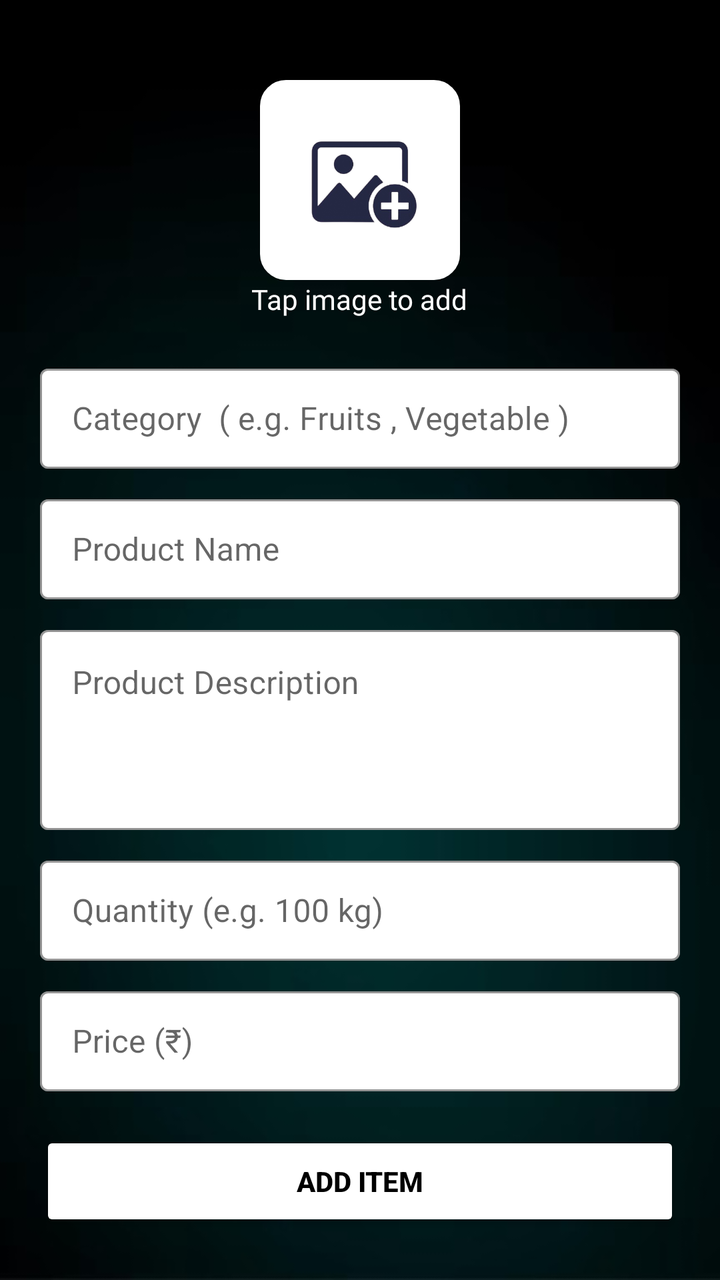
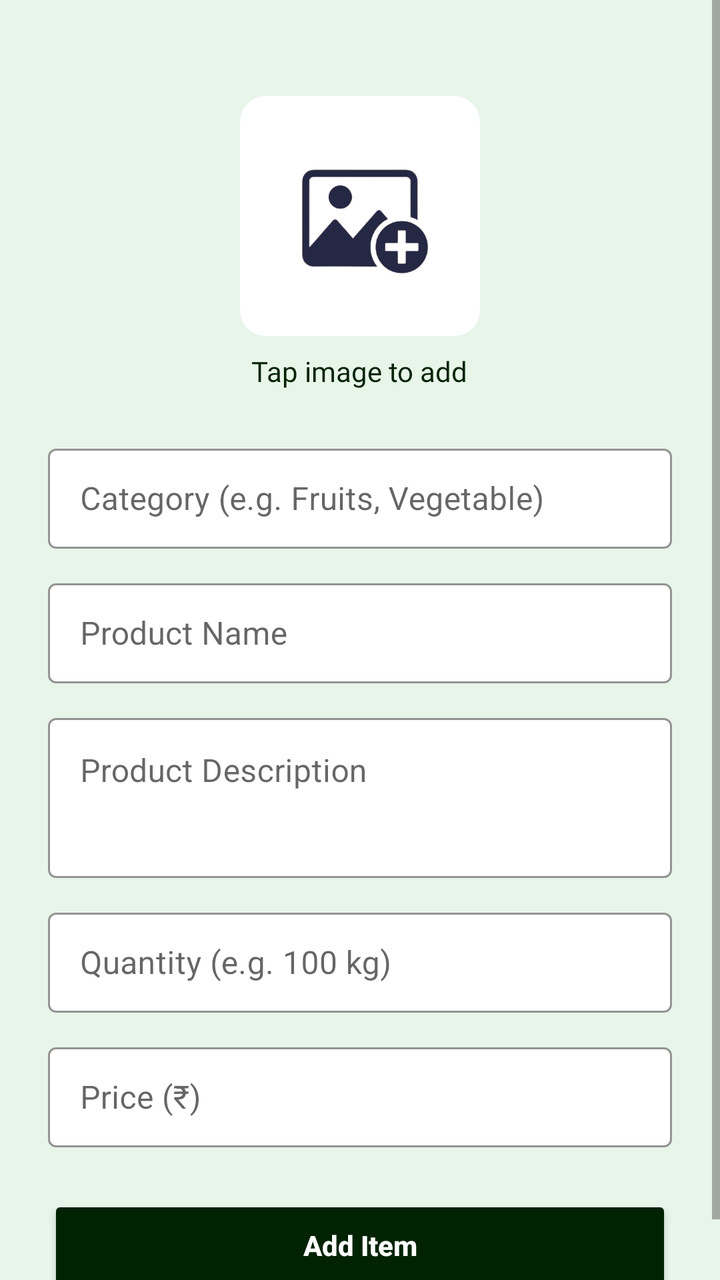

Screens rendered from an Android XML layout before and after an edit, with the pre-edit source and the edit as a unified diff.
<!-- AndroidManifest.xml: application theme Theme.AgroGo -->
<!-- res/layout/fragment_add_item.xml -->
<?xml version="1.0" encoding="utf-8"?>
<layout xmlns:android="http://schemas.android.com/apk/res/android"
    xmlns:tools="http://schemas.android.com/tools"
    xmlns:app="http://schemas.android.com/apk/res-auto">
<FrameLayout
    android:layout_width="match_parent"
    android:layout_height="match_parent"
    tools:context="Farmer.AddItemFragment"
    android:background="@drawable/background">
    <LinearLayout
        android:id="@+id/add_item_root"
        android:layout_width="match_parent"
        android:layout_height="match_parent"
        android:orientation="vertical"
        android:padding="20dp"
        android:gravity="center_horizontal"
        android:background="@drawable/background">

        
        <ImageView
            android:id="@+id/itemimage"
            android:layout_width="100dp"
            android:layout_height="100dp"
            android:src="@drawable/addphoto"
            android:contentDescription="Product Image"
            android:scaleType="centerCrop"
            android:layout_marginTop="20dp"
            android:backgroundTint="@color/white"
            android:background="@drawable/borderimage" />
        
        <TextView
            android:id="@+id/add_image_label"
            android:layout_width="wrap_content"
            android:layout_height="wrap_content"
            android:text="Tap image to add"
            android:fontFamily="@font/bungee"
            android:textColor="@color/white"
            android:textSize="14sp"
            android:layout_marginBottom="20dp"/>

        
        <com.google.android.material.textfield.TextInputLayout
            android:id="@+id/product_category_layout"
            android:layout_width="match_parent"
            android:layout_height="wrap_content"
            android:hint="Category  ( e.g. Fruits , Vegetable )"
            style="@style/Widget.MaterialComponents.TextInputLayout.OutlinedBox"
            app:boxStrokeColor="@color/black"
            app:boxBackgroundColor="@color/white">
            <com.google.android.material.textfield.TextInputEditText
                android:id="@+id/category_name"
                android:layout_width="match_parent"
                android:layout_height="50dp"
                android:textColor="@color/black"/>
        </com.google.android.material.textfield.TextInputLayout>
        
        <com.google.android.material.textfield.TextInputLayout
            android:id="@+id/product_name_layout"
            android:layout_width="match_parent"
            android:layout_height="wrap_content"
            android:layout_marginTop="10dp"
            android:hint="Product Name"
            style="@style/Widget.MaterialComponents.TextInputLayout.OutlinedBox"
            app:boxStrokeColor="@color/black"
            app:boxBackgroundColor="@color/white">

            <com.google.android.material.textfield.TextInputEditText
                android:id="@+id/product_name"
                android:layout_width="match_parent"
                android:layout_height="50dp"
                android:textColor="@color/black"/>
        </com.google.android.material.textfield.TextInputLayout>

        
        <com.google.android.material.textfield.TextInputLayout
            android:id="@+id/product_description_layout"
            android:layout_width="match_parent"
            android:layout_height="wrap_content"
            android:hint="Product Description "
            style="@style/Widget.MaterialComponents.TextInputLayout.OutlinedBox"
            app:boxStrokeColor="@color/black"
            app:boxBackgroundColor="@color/white"
            android:layout_marginTop="10dp">

            <com.google.android.material.textfield.TextInputEditText
                android:id="@+id/product_description"
                android:layout_width="match_parent"
                android:layout_height="100dp"
                android:gravity="top"
                android:inputType="textMultiLine"
                android:textColor="@color/black"/>
        </com.google.android.material.textfield.TextInputLayout>

        
        <com.google.android.material.textfield.TextInputLayout
            android:id="@+id/product_quantity_layout"
            android:layout_width="match_parent"
            android:layout_height="wrap_content"
            android:hint="Quantity (e.g. 100 kg)"
            style="@style/Widget.MaterialComponents.TextInputLayout.OutlinedBox"
            app:boxStrokeColor="@color/black"
            app:boxBackgroundColor="@color/white"
            android:layout_marginTop="10dp">

            <com.google.android.material.textfield.TextInputEditText
                android:id="@+id/product_quantity"
                android:layout_width="match_parent"
                android:layout_height="50dp"
                android:inputType="text"
                android:textColor="@color/black"/>
        </com.google.android.material.textfield.TextInputLayout>

        
        <com.google.android.material.textfield.TextInputLayout
            android:id="@+id/product_price_layout"
            android:layout_width="match_parent"
            android:layout_height="wrap_content"
            android:hint="Price (₹)"
            style="@style/Widget.MaterialComponents.TextInputLayout.OutlinedBox"
            app:boxStrokeColor="@color/black"
            app:boxBackgroundColor="@color/white"
            android:layout_marginTop="10dp">

            <com.google.android.material.textfield.TextInputEditText
                android:id="@+id/product_price"
                android:layout_width="match_parent"
                android:layout_height="50dp"
                android:inputType="numberDecimal"
                android:textColor="@color/black"/>
        </com.google.android.material.textfield.TextInputLayout>

        
        <androidx.appcompat.widget.AppCompatButton
            android:id="@+id/submit_item"
            android:layout_width="match_parent"
            android:layout_height="50dp"
            android:text="Add Item"
            android:textStyle="bold"
            android:layout_marginTop="20dp"
            android:backgroundTint="@color/white"
            android:textColor="@color/black"/>
    </LinearLayout>
</FrameLayout>
</layout>
<!-- resources referenced by this layout -->
<resources>
  <color name="black">#FF000000</color>
  <color name="white">#FFFFFF</color>
  <!-- drawable addphoto: png bitmap (drawable, 103869 bytes) -->
  <!-- drawable background: jpg bitmap (drawable, 20064 bytes) -->
  <!-- drawable borderimage (drawable) -->
  <shape xmlns:android="http://schemas.android.com/apk/res/android"
      android:shape="rectangle">
  
      <solid android:color="@android:color/white"/>
  
      <stroke
          android:width="2dp"
          android:color="@color/white"/>
  
      <corners android:radius="12dp"/>
  
  </shape>
  <style name="Theme.AgroGo" parent="Theme.MaterialComponents.DayNight.NoActionBar">
          
          <item name="colorPrimary">@color/blue_500</item>
          <item name="colorPrimaryVariant">@color/blue_700</item>
          <item name="colorOnPrimary">@color/white</item>
          <item name="colorSecondary">@color/green_500</item>
          <item name="colorOnSecondary">@color/white</item>
          <item name="android:windowContentTransitions">true</item>
  
  
      </style>
  <color name="blue_500">#022F2C</color>
  <color name="blue_700">#012302</color>
  <color name="green_500">#011B01</color>
</resources>

<!-- the commit's change to res/layout/fragment_add_item.xml (unified diff, before → after) -->
@@ -1,144 +1,159 @@
 <?xml version="1.0" encoding="utf-8"?>
 <layout xmlns:android="http://schemas.android.com/apk/res/android"
-    xmlns:tools="http://schemas.android.com/tools"
-    xmlns:app="http://schemas.android.com/apk/res-auto">
-<FrameLayout
-    android:layout_width="match_parent"
-    android:layout_height="match_parent"
-    tools:context="Farmer.AddItemFragment"
-    android:background="@drawable/background">
-    <LinearLayout
-        android:id="@+id/add_item_root"
+    xmlns:app="http://schemas.android.com/apk/res-auto"
+    xmlns:tools="http://schemas.android.com/tools">
+
+    <FrameLayout
         android:layout_width="match_parent"
         android:layout_height="match_parent"
-        android:orientation="vertical"
-        android:padding="20dp"
-        android:gravity="center_horizontal"
-        android:background="@drawable/background">
+        tools:context="Farmer.AddItemFragment"
+        android:background="@color/green_light">
 
-        
-        <ImageView
-            android:id="@+id/itemimage"
-            android:layout_width="100dp"
-            android:layout_height="100dp"
-            android:src="@drawable/addphoto"
-            android:contentDescription="Product Image"
-            android:scaleType="centerCrop"
-            android:layout_marginTop="20dp"
-            android:backgroundTint="@color/white"
-            android:background="@drawable/borderimage" />
-        
-        <TextView
-            android:id="@+id/add_image_label"
-            android:layout_width="wrap_content"
-            android:layout_height="wrap_content"
-            android:text="Tap image to add"
-            android:fontFamily="@font/bungee"
-            android:textColor="@color/white"
-            android:textSize="14sp"
-            android:layout_marginBottom="20dp"/>
+        <ScrollView
+            android:layout_width="match_parent"
+            android:layout_height="match_parent"
+            android:fillViewport="true">
 
-        
-        <com.google.android.material.textfield.TextInputLayout
-            android:id="@+id/product_category_layout"
-            android:layout_width="match_parent"
-            android:layout_height="wrap_content"
-            android:hint="Category  ( e.g. Fruits , Vegetable )"
-            style="@style/Widget.MaterialComponents.TextInputLayout.OutlinedBox"
-            app:boxStrokeColor="@color/black"
-            app:boxBackgroundColor="@color/white">
-            <com.google.android.material.textfield.TextInputEditText
-                android:id="@+id/category_name"
+            <LinearLayout
+                android:id="@+id/add_item_root"
                 android:layout_width="match_parent"
-                android:layout_height="50dp"
-                android:textColor="@color/black"/>
-        </com.google.android.material.textfield.TextInputLayout>
-        
-        <com.google.android.material.textfield.TextInputLayout
-            android:id="@+id/product_name_layout"
-            android:layout_width="match_parent"
-            android:layout_height="wrap_content"
-            android:layout_marginTop="10dp"
-            android:hint="Product Name"
-            style="@style/Widget.MaterialComponents.TextInputLayout.OutlinedBox"
-            app:boxStrokeColor="@color/black"
-            app:boxBackgroundColor="@color/white">
+                android:layout_height="wrap_content"
+                android:orientation="vertical"
+                android:gravity="center_horizontal"
+                android:padding="24dp">
 
-            <com.google.android.material.textfield.TextInputEditText
-                android:id="@+id/product_name"
-                android:layout_width="match_parent"
-                android:layout_height="50dp"
-                android:textColor="@color/black"/>
-        </com.google.android.material.textfield.TextInputLayout>
+                
+                <ImageView
+                    android:id="@+id/itemimage"
+                    android:layout_width="120dp"
+                    android:layout_height="120dp"
+                    android:layout_marginTop="24dp"
+                    android:layout_marginBottom="8dp"
+                    android:background="@drawable/borderimage"
+                    android:backgroundTint="@color/white"
+                    android:contentDescription="Product Image"
+                    android:scaleType="centerCrop"
+                    android:src="@drawable/addphoto" />
 
-        
-        <com.google.android.material.textfield.TextInputLayout
-            android:id="@+id/product_description_layout"
-            android:layout_width="match_parent"
-            android:layout_height="wrap_content"
-            android:hint="Product Description "
-            style="@style/Widget.MaterialComponents.TextInputLayout.OutlinedBox"
-            app:boxStrokeColor="@color/black"
-            app:boxBackgroundColor="@color/white"
-            android:layout_marginTop="10dp">
+                
+                <TextView
+                    android:id="@+id/add_image_label"
+                    android:layout_width="wrap_content"
+                    android:layout_height="wrap_content"
+                    android:layout_marginBottom="24dp"
+                    android:fontFamily="@font/bungee"
+                    android:text="Tap image to add"
+                    android:textColor="@color/blue_700"
+                    android:textSize="14sp" />
 
-            <com.google.android.material.textfield.TextInputEditText
-                android:id="@+id/product_description"
-                android:layout_width="match_parent"
-                android:layout_height="100dp"
-                android:gravity="top"
-                android:inputType="textMultiLine"
-                android:textColor="@color/black"/>
-        </com.google.android.material.textfield.TextInputLayout>
+                
+                <com.google.android.material.textfield.TextInputLayout
+                    android:id="@+id/product_category_layout"
+                    style="@style/Widget.MaterialComponents.TextInputLayout.OutlinedBox"
+                    android:layout_width="match_parent"
+                    android:layout_height="wrap_content"
+                    android:hint="Category (e.g. Fruits, Vegetable)"
+                    app:boxBackgroundColor="@color/white"
+                    app:boxStrokeColor="@color/black"
+                    app:hintTextColor="@color/black">
 
-        
-        <com.google.android.material.textfield.TextInputLayout
-            android:id="@+id/product_quantity_layout"
-            android:layout_width="match_parent"
-            android:layout_height="wrap_content"
-            android:hint="Quantity (e.g. 100 kg)"
-            style="@style/Widget.MaterialComponents.TextInputLayout.OutlinedBox"
-            app:boxStrokeColor="@color/black"
-            app:boxBackgroundColor="@color/white"
-            android:layout_marginTop="10dp">
+                    <com.google.android.material.textfield.TextInputEditText
+                        android:id="@+id/category_name"
+                        android:layout_width="match_parent"
+                        android:layout_height="50dp"
+                        android:textColor="@color/black" />
+                </com.google.android.material.textfield.TextInputLayout>
 
-            <com.google.android.material.textfield.TextInputEditText
-                android:id="@+id/product_quantity"
-                android:layout_width="match_parent"
-                android:layout_height="50dp"
-                android:inputType="text"
-                android:textColor="@color/black"/>
-        </com.google.android.material.textfield.TextInputLayout>
+                
+                <com.google.android.material.textfield.TextInputLayout
+                    android:id="@+id/product_name_layout"
+                    style="@style/Widget.MaterialComponents.TextInputLayout.OutlinedBox"
+                    android:layout_width="match_parent"
+                    android:layout_height="wrap_content"
+                    android:layout_marginTop="12dp"
+                    android:hint="Product Name"
+                    app:boxBackgroundColor="@color/white"
+                    app:boxStrokeColor="@color/black">
 
-        
-        <com.google.android.material.textfield.TextInputLayout
-            android:id="@+id/product_price_layout"
-            android:layout_width="match_parent"
-            android:layout_height="wrap_content"
-            android:hint="Price (₹)"
-            style="@style/Widget.MaterialComponents.TextInputLayout.OutlinedBox"
-            app:boxStrokeColor="@color/black"
-            app:boxBackgroundColor="@color/white"
-            android:layout_marginTop="10dp">
+                    <com.google.android.material.textfield.TextInputEditText
+                        android:id="@+id/product_name"
+                        android:layout_width="match_parent"
+                        android:layout_height="50dp"
+                        android:textColor="@color/black" />
+                </com.google.android.material.textfield.TextInputLayout>
 
-            <com.google.android.material.textfield.TextInputEditText
-                android:id="@+id/product_price"
-                android:layout_width="match_parent"
-                android:layout_height="50dp"
-                android:inputType="numberDecimal"
-                android:textColor="@color/black"/>
-        </com.google.android.material.textfield.TextInputLayout>
+                
+                <com.google.android.material.textfield.TextInputLayout
+                    android:id="@+id/product_description_layout"
+                    style="@style/Widget.MaterialComponents.TextInputLayout.OutlinedBox"
+                    android:layout_width="match_parent"
+                    android:layout_height="wrap_content"
+                    android:layout_marginTop="12dp"
+                    android:hint="Product Description"
+                    app:boxBackgroundColor="@color/white"
+                    app:boxStrokeColor="@color/black">
 
-        
-        <androidx.appcompat.widget.AppCompatButton
-            android:id="@+id/submit_item"
-            android:layout_width="match_parent"
-            android:layout_height="50dp"
-            android:text="Add Item"
-            android:textStyle="bold"
-            android:layout_marginTop="20dp"
-            android:backgroundTint="@color/white"
-            android:textColor="@color/black"/>
-    </LinearLayout>
-</FrameLayout>
+                    <com.google.android.material.textfield.TextInputEditText
+                        android:id="@+id/product_description"
+                        android:layout_width="match_parent"
+                        android:layout_height="80dp"
+                        android:gravity="top"
+                        android:inputType="textMultiLine"
+                        android:textColor="@color/black" />
+                </com.google.android.material.textfield.TextInputLayout>
+
+                
+                <com.google.android.material.textfield.TextInputLayout
+                    android:id="@+id/product_quantity_layout"
+                    style="@style/Widget.MaterialComponents.TextInputLayout.OutlinedBox"
+                    android:layout_width="match_parent"
+                    android:layout_height="wrap_content"
+                    android:layout_marginTop="12dp"
+                    android:hint="Quantity (e.g. 100 kg)"
+                    app:boxBackgroundColor="@color/white"
+                    app:boxStrokeColor="@color/black">
+
+                    <com.google.android.material.textfield.TextInputEditText
+                        android:id="@+id/product_quantity"
+                        android:layout_width="match_parent"
+                        android:layout_height="50dp"
+                        android:inputType="text"
+                        android:textColor="@color/black" />
+                </com.google.android.material.textfield.TextInputLayout>
+
+                
+                <com.google.android.material.textfield.TextInputLayout
+                    android:id="@+id/product_price_layout"
+                    style="@style/Widget.MaterialComponents.TextInputLayout.OutlinedBox"
+                    android:layout_width="match_parent"
+                    android:layout_height="wrap_content"
+                    android:layout_marginTop="12dp"
+                    android:hint="Price (₹)"
+                    app:boxBackgroundColor="@color/white"
+                    app:boxStrokeColor="@color/black">
+
+                    <com.google.android.material.textfield.TextInputEditText
+                        android:id="@+id/product_price"
+                        android:layout_width="match_parent"
+                        android:layout_height="50dp"
+                        android:inputType="numberDecimal"
+                        android:textColor="@color/black" />
+                </com.google.android.material.textfield.TextInputLayout>
+
+                
+                <androidx.appcompat.widget.AppCompatButton
+                    android:id="@+id/submit_item"
+                    android:layout_width="match_parent"
+                    android:layout_height="50dp"
+                    android:layout_marginTop="24dp"
+                    android:backgroundTint="@color/blue_700"
+                    android:elevation="4dp"
+                    android:text="Add Item"
+                    android:textAllCaps="false"
+                    android:textColor="@color/white"
+                    android:textStyle="bold" />
+
+            </LinearLayout>
+        </ScrollView>
+    </FrameLayout>
 </layout>
<!-- resource entries referenced after the edit -->
@@ -3,7 +3,6 @@
   <color name="black">#FF000000</color>
   <color name="white">#FFFFFF</color>
   <!-- drawable addphoto: png bitmap (drawable, 103869 bytes) -->
-  <!-- drawable background: jpg bitmap (drawable, 20064 bytes) -->
   <!-- drawable borderimage (drawable) -->
   <shape xmlns:android="http://schemas.android.com/apk/res/android"
       android:shape="rectangle">
@@ -30,6 +29,7 @@
       </style>
   <color name="blue_500">#022F2C</color>
   <color name="blue_700">#012302</color>
+  <color name="green_light">#E8F5E9</color>
   <color name="green_500">#011B01</color>
 </resources>
 
